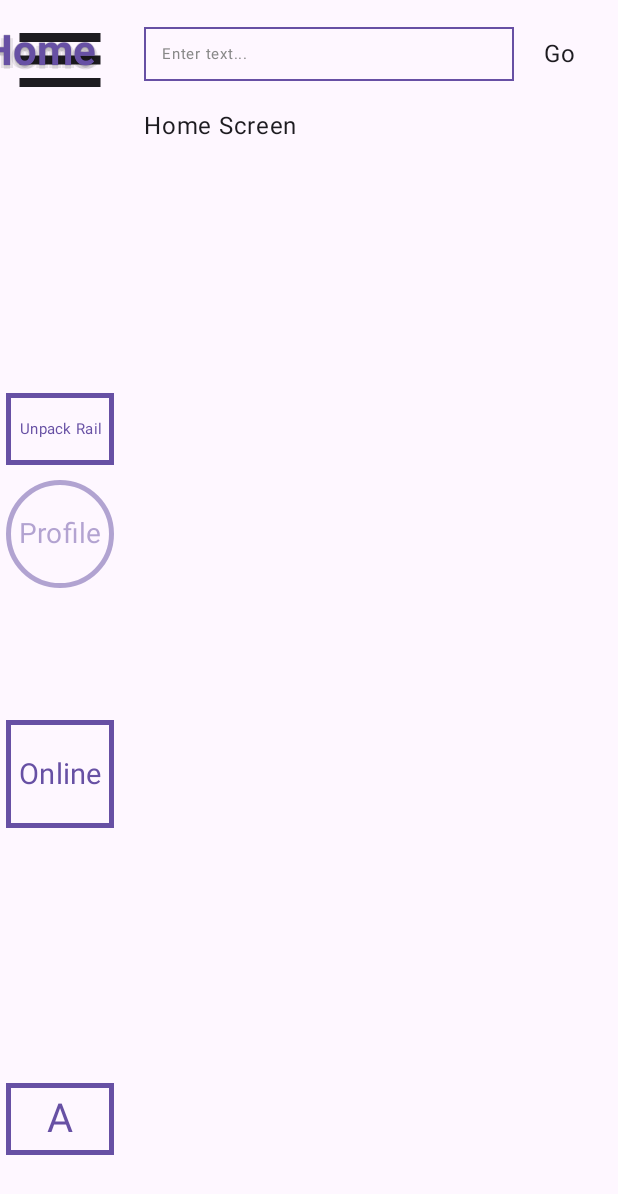
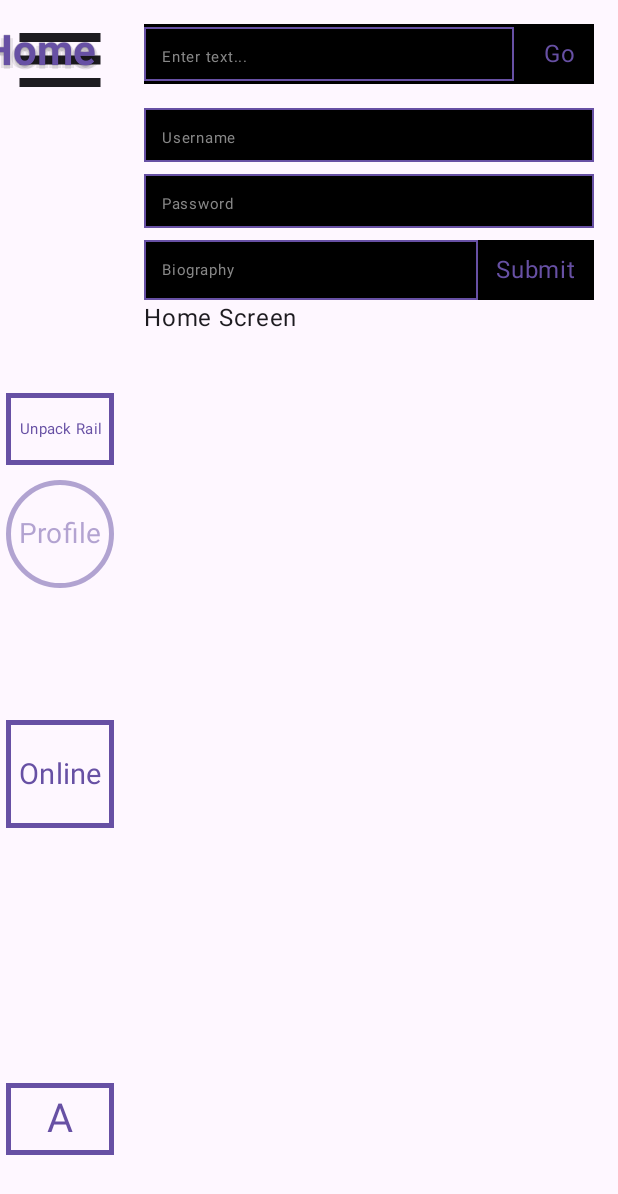
Before and after one commit to HereLiesAz/AzNavRail, an Android app built with Jetpack Compose: the screen it shows after launch (MainActivity), on a phone screen of 412 x 824 dp. Shown: the top 1194 px of the screen. Run offline under Robolectric (Android 15) with nearby library versions, the phone set to English and light mode, and no system bars; pictures from the network do not load.

Commit message:
feat: Enhance AzTextBox and introduce AzForm component
- Adds multiline and secret modes to AzTextBox
- Adds a reveal button for secret fields
- Implements auto-expanding text box for multiline fields
- Adds global background color and opacity settings
- Ensures text input and icon colors match the outline color
- Introduces AzForm, a new component for creating forms with a DSL
- Updates SampleApp to demonstrate new features

```diff
--- a/SampleApp/src/main/java/com/example/sampleapp/MainActivity.kt
+++ b/SampleApp/src/main/java/com/example/sampleapp/MainActivity.kt
@@ -34,6 +34,7 @@ import com.hereliesaz.aznavrail.AzNavRail
 import com.hereliesaz.aznavrail.AzTextBox
 import com.hereliesaz.aznavrail.AzTextBoxDefaults
 import com.hereliesaz.aznavrail.model.AzButtonShape
+import com.hereliesaz.aznavrail.AzForm
 
 class MainActivity : ComponentActivity() {
     override fun onCreate(savedInstanceState: Bundle?) {
@@ -223,8 +224,11 @@ fun SampleScreen() {
 
         // Your app's main content goes here
         Column(modifier = Modifier.padding(16.dp)) {
+            var standaloneText by remember { mutableStateOf("") }
             AzTextBox(
                 modifier = Modifier.padding(bottom = 16.dp),
+                value = standaloneText,
+                onValueChange = { standaloneText = it },
                 hint = "Enter text...",
                 onSubmit = { text ->
                     Log.d(TAG, "Submitted text: $text")
@@ -233,6 +237,18 @@ fun SampleScreen() {
                     Text("Go")
                 }
             )
+
+            AzForm(
+                formName = "loginForm",
+                onSubmit = { formData ->
+                    Log.d(TAG, "Form submitted: $formData")
+                }
+            ) {
+                entry(entryName = "username", hint = "Username")
+                entry(entryName = "password", hint = "Password", secret = true)
+                entry(entryName = "bio", hint = "Biography", multiline = true)
+            }
+
 
             NavHost(navController = navController, startDestination = "home") {
                 composable("home") { Text("Home Screen") }
--- /dev/null
+++ b/aznavrail/src/main/java/com/hereliesaz/aznavrail/AzForm.kt
@@ -0,0 +1,115 @@
+package com.hereliesaz.aznavrail
+
+import androidx.compose.foundation.layout.Column
+import androidx.compose.foundation.layout.Spacer
+import androidx.compose.foundation.layout.fillMaxWidth
+import androidx.compose.foundation.layout.height
+import androidx.compose.material3.Button
+import androidx.compose.material3.MaterialTheme
+import androidx.compose.material3.Text
+import androidx.compose.runtime.Composable
+import androidx.compose.runtime.remember
+import androidx.compose.ui.Modifier
+import androidx.compose.ui.graphics.Color
+import androidx.compose.ui.unit.dp
+import androidx.compose.runtime.mutableStateMapOf
+import androidx.compose.foundation.background
+import androidx.compose.foundation.border
+import androidx.compose.foundation.clickable
+import androidx.compose.foundation.layout.Box
+import androidx.compose.foundation.layout.Row
+import androidx.compose.foundation.layout.padding
+import androidx.compose.runtime.CompositionLocalProvider
+import androidx.compose.material3.LocalContentColor
+
+class AzFormScope {
+    internal val entries = mutableListOf<AzFormEntry>()
+
+    fun entry(
+        entryName: String,
+        hint: String,
+        multiline: Boolean = false,
+        secret: Boolean = false
+    ) {
+        entries.add(AzFormEntry(entryName, hint, multiline, secret))
+    }
+}
+
+internal data class AzFormEntry(
+    val entryName: String,
+    val hint: String,
+    val multiline: Boolean,
+    val secret: Boolean
+)
+
+@Composable
+fun AzForm(
+    formName: String,
+    modifier: Modifier = Modifier,
+    outlined: Boolean = true,
+    outlineColor: Color = MaterialTheme.colorScheme.primary,
+    onSubmit: (Map<String, String>) -> Unit,
+    content: AzFormScope.() -> Unit
+) {
+    val scope = remember { AzFormScope().apply(content) }
+    val formData = remember {
+        mutableStateMapOf<String, String>().apply {
+            scope.entries.forEach { entry ->
+                this[entry.entryName] = ""
+            }
+        }
+    }
+
+    Column(modifier = modifier) {
+        scope.entries.forEachIndexed { index, entry ->
+            if (index == scope.entries.lastIndex) {
+                Row {
+                    Box(modifier = Modifier.weight(1f)) {
+                        AzTextBox(
+                            value = formData[entry.entryName] ?: "",
+                            onValueChange = { formData[entry.entryName] = it },
+                            hint = entry.hint,
+                            outlined = outlined,
+                            multiline = entry.multiline,
+                            secret = entry.secret,
+                            outlineColor = outlineColor,
+                            submitButtonContent = null,
+                            onSubmit = { /* Individual onSubmit is not used in a form context */ }
+                        )
+                    }
+                    Spacer(modifier = Modifier.height(8.dp))
+                    CompositionLocalProvider(LocalContentColor provides outlineColor) {
+                        Box(
+                            modifier = Modifier
+                                .clickable { onSubmit(formData.toMap()) }
+                                .background(AzTextBoxDefaults.getBackgroundColor().copy(alpha = AzTextBoxDefaults.getBackgroundOpacity()))
+                                .then(
+                                    if (!outlined) {
+                                        Modifier.border(1.dp, outlineColor)
+                                    } else {
+                                        Modifier
+                                    }
+                                )
+                                .padding(horizontal = 12.dp, vertical = 8.dp)
+                        ) {
+                            Text("Submit")
+                        }
+                    }
+                }
+            } else {
+                AzTextBox(
+                    value = formData[entry.entryName] ?: "",
+                    onValueChange = { formData[entry.entryName] = it },
+                    hint = entry.hint,
+                    outlined = outlined,
+                    multiline = entry.multiline,
+                    secret = entry.secret,
+                    outlineColor = outlineColor,
+                    submitButtonContent = null,
+                    onSubmit = { /* Individual onSubmit is not used in a form context */ }
+                )
+                Spacer(modifier = Modifier.height(8.dp))
+            }
+        }
+    }
+}
--- a/aznavrail/src/main/java/com/hereliesaz/aznavrail/AzTextBox.kt
+++ b/aznavrail/src/main/java/com/hereliesaz/aznavrail/AzTextBox.kt
@@ -40,36 +40,66 @@ import androidx.compose.ui.unit.dp
 import androidx.compose.ui.unit.sp
 import com.hereliesaz.aznavrail.util.HistoryManager
 
+import androidx.compose.foundation.background
+import androidx.compose.foundation.lazy.itemsIndexed
+import androidx.compose.material.icons.filled.Visibility
+import androidx.compose.material.icons.filled.VisibilityOff
+import androidx.compose.runtime.CompositionLocalProvider
+import androidx.compose.ui.text.input.PasswordVisualTransformation
+import androidx.compose.ui.text.input.VisualTransformation
+
 object AzTextBoxDefaults {
     private var suggestionLimit: Int = 5
+    private var backgroundColor: Color = Color.Transparent
+    private var backgroundOpacity: Float = 1.0f
 
     fun setSuggestionLimit(limit: Int) {
         suggestionLimit = limit.coerceIn(0, 5)
     }
 
+    fun setBackgroundColor(color: Color) {
+        backgroundColor = color
+    }
+
+    fun setBackgroundOpacity(opacity: Float) {
+        backgroundOpacity = opacity.coerceIn(0f, 1f)
+    }
+
     internal fun getSuggestionLimit(): Int = suggestionLimit
+    internal fun getBackgroundColor(): Color = backgroundColor
+    internal fun getBackgroundOpacity(): Float = backgroundOpacity
 }
 
 @Composable
 fun AzTextBox(
     modifier: Modifier = Modifier,
+    value: String,
+    onValueChange: (String) -> Unit,
     hint: String = "",
     outlined: Boolean = true,
-    submitButtonContent: @Composable () -> Unit,
+    multiline: Boolean = false,
+    secret: Boolean = false,
+    outlineColor: Color = MaterialTheme.colorScheme.primary,
+    submitButtonContent: (@Composable () -> Unit)? = null,
     onSubmit: (String) -> Unit
 ) {
-    var text by remember { mutableStateOf("") }
+    require(!multiline || !secret) {
+        "AzTextBox cannot be both multiline and secret."
+    }
+
     var suggestions by remember { mutableStateOf<List<String>>(emptyList()) }
     val context = LocalContext.current
     val suggestionLimit = AzTextBoxDefaults.getSuggestionLimit()
+    val backgroundColor = AzTextBoxDefaults.getBackgroundColor().copy(alpha = AzTextBoxDefaults.getBackgroundOpacity())
+    var isPasswordVisible by remember { mutableStateOf(false) }
 
     LaunchedEffect(suggestionLimit) {
         HistoryManager.init(context, suggestionLimit)
     }
 
-    LaunchedEffect(text) {
-        suggestions = if (text.isNotBlank()) {
-            HistoryManager.getSuggestions(text)
+    LaunchedEffect(value) {
+        suggestions = if (value.isNotBlank()) {
+            HistoryManager.getSuggestions(value)
         } else {
             emptyList()
         }
@@ -77,15 +107,16 @@ fun AzTextBox(
 
     Column(modifier = modifier) {
         Row(
-            verticalAlignment = Alignment.CenterVertically
+            modifier = Modifier.background(backgroundColor),
+            verticalAlignment = if (multiline) Alignment.Bottom else Alignment.CenterVertically
         ) {
             Box(
                 modifier = Modifier
                     .weight(1f)
-                    .height(36.dp)
+                    .then(if (!multiline) Modifier.height(36.dp) else Modifier)
                     .then(
                         if (outlined) {
-                            Modifier.border(1.dp, MaterialTheme.colorScheme.primary)
+                            Modifier.border(1.dp, outlineColor)
                         } else {
                             Modifier
                         }
@@ -93,49 +124,68 @@ fun AzTextBox(
                 contentAlignment = Alignment.CenterStart
             ) {
                 BasicTextField(
-                    value = text,
-                    onValueChange = { text = it },
+                    value = value,
+                    onValueChange = onValueChange,
                     modifier = Modifier
                         .fillMaxWidth()
-                        .padding(horizontal = 12.dp),
-                    textStyle = TextStyle(fontSize = 10.sp, color = LocalContentColor.current),
-                    singleLine = true,
-                    cursorBrush = SolidColor(LocalContentColor.current)
+                        .padding(horizontal = 12.dp, vertical = 8.dp),
+                    textStyle = TextStyle(fontSize = 10.sp, color = outlineColor),
+                    singleLine = !multiline,
+                    cursorBrush = SolidColor(outlineColor),
+                    visualTransformation = if (secret && !isPasswordVisible) PasswordVisualTransformation() else VisualTransformation.None
                 ) { innerTextField ->
                     Row(
                         modifier = Modifier.fillMaxWidth(),
                         verticalAlignment = Alignment.CenterVertically
                     ) {
                         Box(modifier = Modifier.weight(1f)) {
-                            if (text.isEmpty()) {
+                            if (value.isEmpty()) {
                                 Text(text = hint, fontSize = 10.sp, color = Color.Gray)
                             }
                             innerTextField()
                         }
-                        if (text.isNotEmpty()) {
+                        if (value.isNotEmpty()) {
+                            val icon = when {
+                                secret && isPasswordVisible -> Icons.Default.VisibilityOff
+                                secret && !isPasswordVisible -> Icons.Default.Visibility
+                                else -> Icons.Default.Clear
+                            }
+                            val contentDescription = when {
+                                secret && isPasswordVisible -> "Hide password"
+                                secret && !isPasswordVisible -> "Show password"
+                                else -> "Clear text"
+                            }
                             Icon(
-                                imageVector = Icons.Default.Clear,
-                                contentDescription = "Clear text",
+                                imageVector = icon,
+                                contentDescription = contentDescription,
                                 modifier = Modifier
                                     .size(16.dp)
-                                    .clickable { text = "" },
-                                tint = LocalContentColor.current
+                                    .clickable {
+                                        if (secret) {
+                                            isPasswordVisible = !isPasswordVisible
+                                        } else {
+                                            onValueChange("")
+                                        }
+                                    },
+                                tint = outlineColor
                             )
                         }
                     }
                 }
             }
+            if (submitButtonContent != null) {
                 Spacer(modifier = Modifier.width(8.dp))
+                CompositionLocalProvider(LocalContentColor provides outlineColor) {
                     Box(
                         modifier = Modifier
                             .clickable {
-                        onSubmit(text)
-                        HistoryManager.addEntry(text)
-                        text = ""
+                                onSubmit(value)
+                                HistoryManager.addEntry(value)
+                                onValueChange("")
                             }
                             .then(
                                 if (!outlined) {
-                            Modifier.border(1.dp, MaterialTheme.colorScheme.primary)
+                                    Modifier.border(1.dp, outlineColor)
                                 } else {
                                     Modifier
                                 }
@@ -145,27 +195,38 @@ fun AzTextBox(
                         submitButtonContent()
                     }
                 }
+            }
+        }
 
         if (suggestions.isNotEmpty()) {
+            val surfaceColor = MaterialTheme.colorScheme.surface
             LazyColumn(
                 modifier = Modifier
                     .fillMaxWidth()
                     .padding(top = 4.dp)
+                    .border(1.dp, outlineColor)
             ) {
-                items(suggestions) { suggestion ->
+                itemsIndexed(suggestions) { index, suggestion ->
+                    val suggestionBgColor = if (index % 2 == 0) {
+                        surfaceColor.copy(alpha = 0.9f)
+                    } else {
+                        surfaceColor.copy(alpha = 0.8f)
+                    }
                     Text(
                         text = suggestion,
                         modifier = Modifier
                             .fillMaxWidth()
+                            .background(suggestionBgColor)
                             .clickable {
-                                text = suggestion
+                                onValueChange(suggestion)
                                 suggestions = emptyList()
                             }
                             .padding(vertical = 8.dp, horizontal = 12.dp)
                             .fadeRight(),
                         maxLines = 1,
                         overflow = TextOverflow.Clip,
-                        fontSize = 10.sp
+                        fontSize = 10.sp,
+                        color = MaterialTheme.colorScheme.onSurface
                     )
                 }
             }
```
Also changed, not shown: 2 other files. Lines whose indentation alone changed are shown as unchanged.
